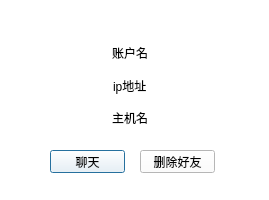
Above: friendoperator.ui from shuixn/Pathway before the change. Below: the same form after it.
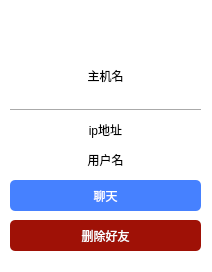
That is the form after the change. Icons and pictures are not drawn.

Patch:
```diff
--- a/friendoperator.ui
+++ b/friendoperator.ui
@@ -6,8 +6,8 @@
    <rect>
     <x>0</x>
     <y>0</y>
-    <width>269</width>
-    <height>200</height>
+    <width>212</width>
+    <height>272</height>
    </rect>
   </property>
   <property name="windowTitle">
@@ -19,12 +19,17 @@
   <widget class="QPushButton" name="chatPushButton">
    <property name="geometry">
     <rect>
-     <x>50</x>
-     <y>150</y>
-     <width>75</width>
-     <height>23</height>
+     <x>10</x>
+     <y>180</y>
+     <width>191</width>
+     <height>31</height>
     </rect>
    </property>
+   <property name="styleSheet">
+    <string notr="true">background-color: rgb(70, 129, 255);
+color: rgb(255, 255, 255);
+border-radius:5px;</string>
+   </property>
    <property name="text">
     <string>聊天</string>
    </property>
@@ -32,54 +37,106 @@
   <widget class="QPushButton" name="removePushButton">
    <property name="geometry">
     <rect>
-     <x>140</x>
-     <y>150</y>
-     <width>75</width>
-     <height>23</height>
+     <x>10</x>
+     <y>220</y>
+     <width>191</width>
+     <height>31</height>
     </rect>
    </property>
+   <property name="styleSheet">
+    <string notr="true">background-color:rgb(159, 17, 6);
+color: rgb(255, 42, 5);
+color: rgb(255, 255, 255);
+border-radius:5px;</string>
+   </property>
    <property name="text">
     <string>删除好友</string>
    </property>
   </widget>
-  <widget class="QWidget" name="">
+  <widget class="QLabel" name="usernameLabel">
    <property name="geometry">
     <rect>
-     <x>60</x>
-     <y>40</y>
-     <width>141</width>
-     <height>91</height>
+     <x>10</x>
+     <y>150</y>
+     <width>191</width>
+     <height>20</height>
     </rect>
    </property>
-   <layout class="QVBoxLayout" name="verticalLayout">
-    <item alignment="Qt::AlignHCenter">
-     <widget class="QLabel" name="usernameLabel">
-      <property name="maximumSize">
-       <size>
-        <width>36</width>
-        <height>26</height>
-       </size>
-      </property>
-      <property name="text">
-       <string>账户名</string>
-      </property>
-     </widget>
-    </item>
-    <item alignment="Qt::AlignHCenter">
-     <widget class="QLabel" name="ipLabel">
-      <property name="text">
-       <string>ip地址</string>
-      </property>
-     </widget>
-    </item>
-    <item alignment="Qt::AlignHCenter|Qt::AlignVCenter">
-     <widget class="QLabel" name="localhostnameLabel">
-      <property name="text">
-       <string>主机名</string>
-      </property>
-     </widget>
-    </item>
-   </layout>
+   <property name="styleSheet">
+    <string notr="true">background-color: rgb(255, 255, 255);</string>
+   </property>
+   <property name="text">
+    <string>用户名</string>
+   </property>
+   <property name="alignment">
+    <set>Qt::AlignCenter</set>
+   </property>
+  </widget>
+  <widget class="QGraphicsView" name="graphicsView">
+   <property name="geometry">
+    <rect>
+     <x>80</x>
+     <y>10</y>
+     <width>41</width>
+     <height>41</height>
+    </rect>
+   </property>
+   <property name="styleSheet">
+    <string notr="true">background-image: url(:/images/1.jpg);
+border:0px;</string>
+   </property>
+  </widget>
+  <widget class="Line" name="line">
+   <property name="geometry">
+    <rect>
+     <x>10</x>
+     <y>100</y>
+     <width>191</width>
+     <height>20</height>
+    </rect>
+   </property>
+   <property name="orientation">
+    <enum>Qt::Horizontal</enum>
+   </property>
+  </widget>
+  <widget class="QLabel" name="localhostnameLabel">
+   <property name="geometry">
+    <rect>
+     <x>10</x>
+     <y>60</y>
+     <width>191</width>
+     <height>31</height>
+    </rect>
+   </property>
+   <property name="styleSheet">
+    <string notr="true">background-color: rgb(255, 255, 255);
+font: 75 12pt &quot;幼圆&quot; bold;</string>
+   </property>
+   <property name="text">
+    <string>主机名</string>
+   </property>
+   <property name="alignment">
+    <set>Qt::AlignCenter</set>
+   </property>
+  </widget>
+  <widget class="QLabel" name="ipLabel">
+   <property name="geometry">
+    <rect>
+     <x>10</x>
+     <y>120</y>
+     <width>191</width>
+     <height>20</height>
+    </rect>
+   </property>
+   <property name="styleSheet">
+    <string notr="true">background-color: rgb(255, 255, 255);</string>
+   </property>
+   <property name="text">
+    <string>ip地址</string>
+   </property>
+   <property name="alignment">
+    <set>Qt::AlignCenter</set>
+   </property>
   </widget>
  </widget>
  <resources/>
```
